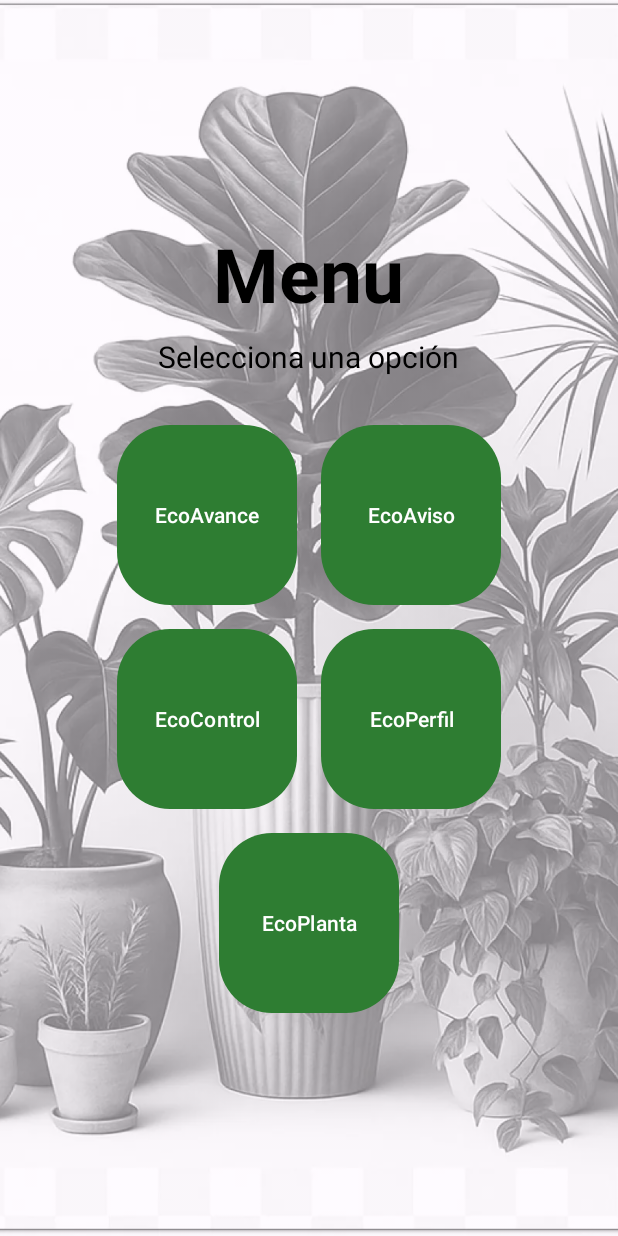
After one commit to mariv542/Plantita-Feliz, an Android app: the menu_activity screen opened directly, with no data from a screen before it, on a phone screen of 412 x 824 dp. The commit adds this screen. Run offline under Robolectric (Android 15) with nearby library versions, the phone set to English and light mode, and no system bars.

Commit message:
cambio de pantallas principales

```diff
--- /dev/null
+++ b/HappyPlantAndroid/app/src/main/java/com/example/happyplant/model/menu_activity.java
@@ -0,0 +1,17 @@
+package com.example.happyplant.model;
+
+import android.os.Bundle;
+
+import androidx.appcompat.app.AppCompatActivity;
+
+import com.example.happyplant.R;
+
+public class menu_activity extends AppCompatActivity {
+
+    @Override
+    protected void onCreate(Bundle saveInstanceState){
+        super.onCreate(saveInstanceState);
+        setContentView(R.layout.menu);
+
+    }
+}
--- a/HappyPlantAndroid/app/src/main/res/layout/activity_main.xml
+++ b/HappyPlantAndroid/app/src/main/res/layout/activity_main.xml
@@ -61,7 +61,7 @@
 
         <!-- Botón Comenzar -->
         <Button
-            android:id="@+id/startButton"
+            android:id="@+id/btn_main_comenzar"
             android:layout_width="match_parent"
             android:layout_height="wrap_content"
             android:layout_marginTop="24dp"
--- a/HappyPlantAndroid/app/src/main/res/layout/eco_avance.xml
+++ b/HappyPlantAndroid/app/src/main/res/layout/eco_avance.xml
@@ -1,6 +1,7 @@
 <?xml version="1.0" encoding="utf-8"?>
 <androidx.constraintlayout.widget.ConstraintLayout xmlns:android="http://schemas.android.com/apk/res/android"
     xmlns:app="http://schemas.android.com/apk/res-auto"
+    android:id="@+id/eco_avance"
     android:layout_width="match_parent"
     android:layout_height="match_parent"
     android:background="@android:color/white">
--- a/HappyPlantAndroid/app/src/main/res/layout/eco_aviso.xml
+++ b/HappyPlantAndroid/app/src/main/res/layout/eco_aviso.xml
@@ -2,6 +2,7 @@
 <androidx.constraintlayout.widget.ConstraintLayout xmlns:android="http://schemas.android.com/apk/res/android"
     xmlns:app="http://schemas.android.com/apk/res-auto"
     xmlns:tools="http://schemas.android.com/tools"
+    android:id="@+id/eco_aviso"
     android:layout_width="match_parent"
     android:layout_height="match_parent"
     android:background="@android:color/white">
--- a/HappyPlantAndroid/app/src/main/res/layout/eco_control.xml
+++ b/HappyPlantAndroid/app/src/main/res/layout/eco_control.xml
@@ -1,6 +1,7 @@
 <?xml version="1.0" encoding="utf-8"?>
 <androidx.constraintlayout.widget.ConstraintLayout xmlns:android="http://schemas.android.com/apk/res/android"
     xmlns:app="http://schemas.android.com/apk/res-auto"
+    android:id="@+id/eco_control"
     android:layout_width="match_parent"
     android:layout_height="match_parent"
     android:background="@android:color/white">
--- a/HappyPlantAndroid/app/src/main/res/layout/eco_perfil.xml
+++ b/HappyPlantAndroid/app/src/main/res/layout/eco_perfil.xml
@@ -2,6 +2,7 @@
 <androidx.constraintlayout.widget.ConstraintLayout xmlns:android="http://schemas.android.com/apk/res/android"
     xmlns:app="http://schemas.android.com/apk/res-auto"
     xmlns:tools="http://schemas.android.com/tools"
+    android:id="@+id/eco_perfil"
     android:layout_width="match_parent"
     android:layout_height="match_parent"
     android:background="@android:color/white">
--- a/HappyPlantAndroid/app/src/main/res/layout/eco_planta.xml
+++ b/HappyPlantAndroid/app/src/main/res/layout/eco_planta.xml
@@ -2,6 +2,7 @@
 <androidx.constraintlayout.widget.ConstraintLayout xmlns:android="http://schemas.android.com/apk/res/android"
     xmlns:app="http://schemas.android.com/apk/res-auto"
     xmlns:tools="http://schemas.android.com/tools"
+    android:id="@+id/eco_planta"
     android:layout_width="match_parent"
     android:layout_height="match_parent"
     android:background="@android:color/white">
--- a/HappyPlantAndroid/app/src/main/res/layout/login.xml
+++ b/HappyPlantAndroid/app/src/main/res/layout/login.xml
@@ -2,6 +2,7 @@
 <androidx.constraintlayout.widget.ConstraintLayout xmlns:android="http://schemas.android.com/apk/res/android"
     xmlns:app="http://schemas.android.com/apk/res-auto"
     xmlns:tools="http://schemas.android.com/tools"
+    android:id="@+id/login"
     android:layout_width="match_parent"
     android:layout_height="match_parent"
     android:background="@color/white"
@@ -101,7 +102,7 @@
 
     <!-- Botón iniciar sesión -->
     <Button
-        android:id="@+id/btnLogin"
+        android:id="@+id/btn_Login_iniciar"
         android:layout_width="0dp"
         android:layout_height="wrap_content"
         android:text="Iniciar sesión"
@@ -122,7 +123,7 @@
         android:layout_height="wrap_content"
         android:orientation="horizontal"
         android:gravity="center"
-        app:layout_constraintTop_toBottomOf="@id/btnLogin"
+        app:layout_constraintTop_toBottomOf="@id/btn_Login_iniciar"
         app:layout_constraintStart_toStartOf="parent"
         app:layout_constraintEnd_toEndOf="parent"
         android:layout_marginTop="24dp">
--- a/HappyPlantAndroid/app/src/main/res/layout/menu.xml
+++ b/HappyPlantAndroid/app/src/main/res/layout/menu.xml
@@ -1,6 +1,7 @@
 <?xml version="1.0" encoding="utf-8"?>
 <androidx.constraintlayout.widget.ConstraintLayout xmlns:android="http://schemas.android.com/apk/res/android"
     xmlns:app="http://schemas.android.com/apk/res-auto"
+    android:id="@+id/menu"
     android:layout_width="match_parent"
     android:layout_height="match_parent">
 
--- a/HappyPlantAndroid/app/src/main/res/layout/registrar_usuario.xml
+++ b/HappyPlantAndroid/app/src/main/res/layout/registrar_usuario.xml
@@ -2,6 +2,7 @@
 <androidx.constraintlayout.widget.ConstraintLayout xmlns:android="http://schemas.android.com/apk/res/android"
     xmlns:app="http://schemas.android.com/apk/res-auto"
     xmlns:tools="http://schemas.android.com/tools"
+    android:id="@+id/registrar_usuario"
     android:layout_width="match_parent"
     android:layout_height="match_parent"
     android:background="@color/white">
```
Also changed, not shown: HappyPlantAndroid/app/src/main/AndroidManifest.xml (+7 -1 lines), HappyPlantAndroid/app/src/main/java/com/example/happyplant/MainActivity.java (+12 -4 lines), HappyPlantAndroid/app/src/main/java/com/example/happyplant/model/login_activity.java (added, +31 -0 lines).
